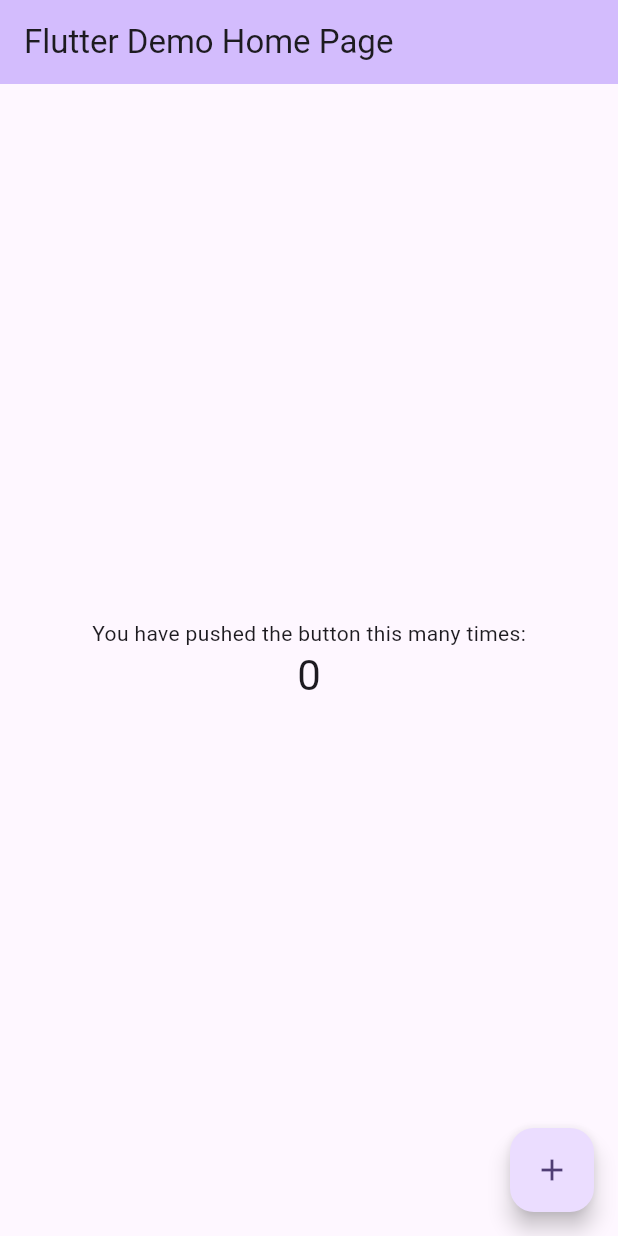
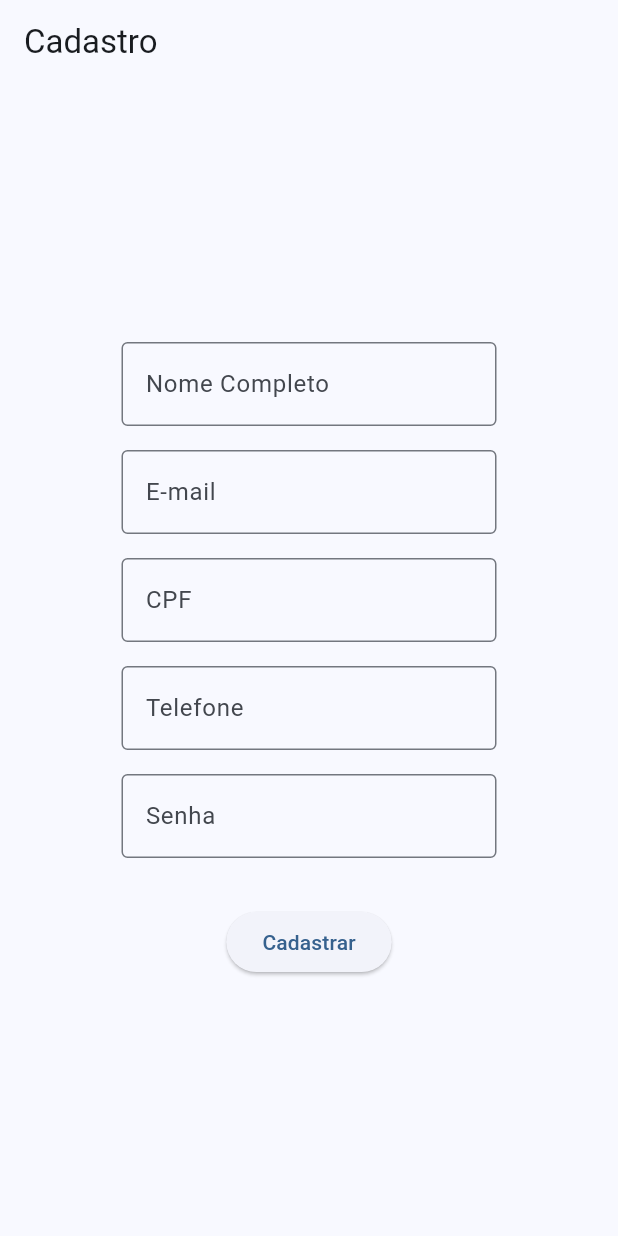
Before and after one commit to MiguelFMont/ES-PI3-2026-T1-G30, a Flutter app: the screen it shows after launch, on a phone screen of 412 x 824 dp. Run offline on Flutter 3.47's test engine with Material 3 defaults, Android fonts, the phone set to English and light mode, and no system bars; our stand-ins replace firebase_core; accounts and stored records are empty.

Commit message:
feat: criar tela de cadastro com campos e AuthRepository

```diff
--- a/mobile/lib/app/app.dart
+++ b/mobile/lib/app/app.dart
@@ -0,0 +1,19 @@
+import 'package:flutter/material.dart';
+import 'routes.dart';
+
+class MesclaInvestApp extends StatelessWidget {
+  const MesclaInvestApp({super.key});
+
+  @override
+  Widget build(BuildContext context) {
+    return MaterialApp(
+      title: 'MesclaInvest',
+      debugShowCheckedModeBanner: false,
+      theme: ThemeData(
+        colorScheme: ColorScheme.fromSeed(seedColor: Colors.blue),
+      ),
+      initialRoute: '/login',
+      routes: AppRoutes.routes,
+    );
+  }
+}
--- a/mobile/lib/app/di.dart
+++ b/mobile/lib/app/di.dart
@@ -0,0 +1 @@
+// Dependency injection — configurar quando os services estiverem prontos
--- a/mobile/lib/app/routes.dart
+++ b/mobile/lib/app/routes.dart
@@ -0,0 +1,10 @@
+import 'package:flutter/material.dart';
+import '../../features/auth/presentation/pages/cadastro_page.dart';
+
+class AppRoutes {
+  static Map<String, WidgetBuilder> routes = {
+    // '/login': (context) => const LoginScreen(),
+    '/login': (context) => const CadastroPage(),
+    // '/home': (context) => const HomeScreen(),
+  };
+}
--- /dev/null
+++ b/mobile/lib/core/network/http_client.dart
@@ -0,0 +1,6 @@
+//criado só para não repitir a URL base sempre
+// Author: Miguel
+// RA: 25014808
+class AppHttpClient{
+  static const String baseUrl = 'http://10.0.2.2:3000';
+}
--- /dev/null
+++ b/mobile/lib/features/auth/data/datasource/auth_datasource.dart
@@ -0,0 +1,42 @@
+//arquivo usado somente para fazer as chamadas HTTP
+// Author: Miguel
+// RA: 25014808
+import 'dart:convert'; // jsonEncode e jsonDecode
+import 'package:http/http.dart' as http; // requisições HTTP
+import '../../../../core/network/http_client.dart'; // AppHttpClient.baseUrl
+
+class AuthDatasource {
+  //login
+  Future<Map<String, dynamic>> login(String email, String password) async {
+    final response = await http.post(
+      Uri.parse('${AppHttpClient.baseUrl}/auth/login'),
+      headers: {'Content-Type': 'application/json'},
+      body: jsonEncode({'email': email, 'password': password}),
+    );
+    return jsonDecode(response.body);
+  }
+
+  //cadastro
+  Future<Map<String, dynamic>> cadastro(
+    String nomeCompleto,
+    String email,
+    String cpf,
+    String telefone,
+    String senha,
+  ) async {
+    final response = await http.post(
+      // converte a URL para URI que é o objeto que o dart aceita
+      Uri.parse('${AppHttpClient.baseUrl}/auth/register'),
+      // informa ao backend que o body é JSON
+      headers: {'Content-Type': 'application/json'},
+      body: jsonEncode({
+        'nomeCompleto': nomeCompleto,
+        'email': email,
+        'cpf': cpf,
+        'telefone': telefone,
+        'senha': senha,
+      }),
+    );
+    return jsonDecode(response.body);
+  }
+}
--- /dev/null
+++ b/mobile/lib/features/auth/data/repositories/auth_repository.dart
@@ -0,0 +1,43 @@
+//autor: Miguel Fernandes Monteiro
+//RA: 25014808
+
+// arquivo criado para processar os dados das chamadas http da pasta datasource
+
+import '../datasource/auth_datasource.dart';
+import '../../domain/models/user_model.dart';
+
+class AuthRepository {
+  final AuthDatasource _datasource = AuthDatasource();
+
+  // Cadastro — converte o Map bruto do datasource para UserModel
+  Future<UserModel> cadastro(
+    String nomeCompleto,
+    String email,
+    String cpf,
+    String telefone,
+    String senha,
+  ) async {
+    try {
+      final data = await _datasource.cadastro(
+        nomeCompleto,
+        email,
+        cpf,
+        telefone,
+        senha,
+      );
+      return UserModel.fromJson(data);
+    } catch (e) {
+      throw Exception('Erro ao realizar cadastro: $e');
+    }
+  }
+
+  // Login — converte o Map bruto do datasource para UserModel
+  Future<UserModel> login(String email, String password) async {
+    try {
+      final data = await _datasource.login(email, password);
+      return UserModel.fromJson(data);
+    } catch (e) {
+      throw Exception('Erro ao realizar login: $e');
+    }
+  }
+}
--- /dev/null
+++ b/mobile/lib/features/auth/domain/models/user_model.dart
@@ -0,0 +1,42 @@
+// Author: Miguel Fernandes Monteiro
+// RA: 25014808
+
+class UserModel {
+  final String id;
+  final String nomeCompleto;
+  final String email;
+  final String cpf;
+  final String telefone;
+
+  UserModel({
+    required this.id,
+    required this.nomeCompleto,
+    required this.email,
+    required this.cpf,
+    required this.telefone,
+  });
+
+  // Converte o JSON da API para um UserModel
+  // Equivalente a um construtor que recebe um objeto JS
+  factory UserModel.fromJson(Map<String, dynamic> json) {
+    return UserModel(
+      id: json['id'],
+      nomeCompleto: json['nomeCompleto'],
+      email: json['email'],
+      cpf: json['cpf'],
+      telefone: json['telefone'],
+    );
+  }
+
+  // Converte o UserModel para JSON para enviar à API
+  // Equivalente ao JSON.stringify() no JavaScript
+  Map<String, dynamic> toJson() {
+    return {
+      'id': id,
+      'nomeCompleto': nomeCompleto,
+      'email': email,
+      'cpf': cpf,
+      'telefone': telefone,
+    };
+  }
+}
--- /dev/null
+++ b/mobile/lib/features/auth/presentation/pages/cadastro_page.dart
@@ -0,0 +1,103 @@
+// Autor: Miguel Fernandes Monteiro
+// RA: 25014808
+
+import 'package:flutter/material.dart';
+import '../../data/repositories/auth_repository.dart';
+import '../../../../shared/widgets/campo_texto.dart';
+
+class CadastroPage extends StatefulWidget {
+  const CadastroPage({super.key});
+
+  @override
+  State<CadastroPage> createState() => _CadastroPageState();
+}
+
+class _CadastroPageState extends State<CadastroPage> {
+  // Controladores — capturam o texto digitado em cada campo
+  final _nomeController = TextEditingController();
+  final _emailController = TextEditingController();
+  final _cpfController = TextEditingController();
+  final _telefoneController = TextEditingController();
+  final _senhaController = TextEditingController();
+
+  final _repository = AuthRepository();
+
+  // Controla o estado de carregamento (Future pendente)
+  bool _isLoading = false;
+
+  Future<void> _cadastrar() async {
+    setState(() => _isLoading = true);
+
+    try {
+      await _repository.cadastro(
+        _nomeController.text,
+        _emailController.text,
+        _cpfController.text,
+        _telefoneController.text,
+        _senhaController.text,
+      );
+
+      // Verifica se o widget ainda está na tela antes de usar context
+      if (!mounted) return;
+      Navigator.pushReplacementNamed(context, '/login');
+    } catch (e) {
+      if (!mounted) return;
+      ScaffoldMessenger.of(
+        context,
+      ).showSnackBar(SnackBar(content: Text(e.toString())));
+    } finally {
+      setState(() => _isLoading = false);
+    }
+    //O mounted é uma propriedade do StatefulWidget que retorna true se o widget ainda está ativo na tela.
+    //Se o usuário saiu da tela enquanto a requisição estava rodando,
+    //o mounted será false e o código para antes de usar o context
+  }
+
+  @override
+  Widget build(BuildContext context) {
+    return Scaffold(
+      appBar: AppBar(title: const Text('Cadastro')),
+      body: Center(
+        child: Column(
+          mainAxisAlignment: MainAxisAlignment.center,
+          crossAxisAlignment: CrossAxisAlignment.center,
+          children: [
+            CampoTexto(controller: _nomeController, label: 'Nome Completo'),
+            SizedBox(height: 16),
+            CampoTexto(
+              controller: _emailController,
+              label: 'E-mail',
+              keyboardType: TextInputType.emailAddress,
+            ),
+            SizedBox(height: 16),
+            CampoTexto(
+              controller: _cpfController,
+              label: 'CPF',
+              keyboardType: TextInputType.number,
+            ),
+            SizedBox(height: 16),
+            CampoTexto(
+              controller: _telefoneController,
+              label: 'Telefone',
+              keyboardType: TextInputType.phone,
+            ),
+            SizedBox(height: 16),
+            CampoTexto(
+              controller: _senhaController,
+              label: 'Senha',
+              obscureText: true,
+            ),
+            SizedBox(height: 32),
+            // Mostra spinner enquanto aguarda a API (Future pendente)
+            _isLoading
+                ? const CircularProgressIndicator()
+                : ElevatedButton(
+                    onPressed: _cadastrar,
+                    child: const Text('Cadastrar'),
+                  ),
+          ],
+        ),
+      ),
+    );
+  }
+}
--- a/mobile/lib/main.dart
+++ b/mobile/lib/main.dart
@@ -1,122 +1,9 @@
+import 'package:firebase_core/firebase_core.dart';
 import 'package:flutter/material.dart';
+import 'package:mobile/app/app.dart';
 
-void main() {
-  runApp(const MyApp());
+void main() async {
+  WidgetsFlutterBinding.ensureInitialized();
+  await Firebase.initializeApp();
+  runApp(const MesclaInvestApp());
 }
-
-class MyApp extends StatelessWidget {
-  const MyApp({super.key});
-
-  // This widget is the root of your application.
-  @override
-  Widget build(BuildContext context) {
-    return MaterialApp(
-      title: 'Flutter Demo',
-      theme: ThemeData(
-        // This is the theme of your application.
-        //
-        // TRY THIS: Try running your application with "flutter run". You'll see
-        // the application has a purple toolbar. Then, without quitting the app,
-        // try changing the seedColor in the colorScheme below to Colors.green
-        // and then invoke "hot reload" (save your changes or press the "hot
-        // reload" button in a Flutter-supported IDE, or press "r" if you used
-        // the command line to start the app).
-        //
-        // Notice that the counter didn't reset back to zero; the application
-        // state is not lost during the reload. To reset the state, use hot
-        // restart instead.
-        //
-        // This works for code too, not just values: Most code changes can be
-        // tested with just a hot reload.
-        colorScheme: .fromSeed(seedColor: Colors.deepPurple),
-      ),
-      home: const MyHomePage(title: 'Flutter Demo Home Page'),
-    );
-  }
-}
-
-class MyHomePage extends StatefulWidget {
-  const MyHomePage({super.key, required this.title});
-
-  // This widget is the home page of your application. It is stateful, meaning
-  // that it has a State object (defined below) that contains fields that affect
-  // how it looks.
-
-  // This class is the configuration for the state. It holds the values (in this
-  // case the title) provided by the parent (in this case the App widget) and
-  // used by the build method of the State. Fields in a Widget subclass are
-  // always marked "final".
-
-  final String title;
-
-  @override
-  State<MyHomePage> createState() => _MyHomePageState();
-}
-
-class _MyHomePageState extends State<MyHomePage> {
-  int _counter = 0;
-
-  void _incrementCounter() {
-    setState(() {
-      // This call to setState tells the Flutter framework that something has
-      // changed in this State, which causes it to rerun the build method below
-      // so that the display can reflect the updated values. If we changed
-      // _counter without calling setState(), then the build method would not be
-      // called again, and so nothing would appear to happen.
-      _counter++;
-    });
-  }
-
-  @override
-  Widget build(BuildContext context) {
-    // This method is rerun every time setState is called, for instance as done
-    // by the _incrementCounter method above.
-    //
-    // The Flutter framework has been optimized to make rerunning build methods
-    // fast, so that you can just rebuild anything that needs updating rather
-    // than having to individually change instances of widgets.
-    return Scaffold(
-      appBar: AppBar(
-        // TRY THIS: Try changing the color here to a specific color (to
-        // Colors.amber, perhaps?) and trigger a hot reload to see the AppBar
-        // change color while the other colors stay the same.
-        backgroundColor: Theme.of(context).colorScheme.inversePrimary,
-        // Here we take the value from the MyHomePage object that was created by
-        // the App.build method, and use it to set our appbar title.
-        title: Text(widget.title),
-      ),
-      body: Center(
-        // Center is a layout widget. It takes a single child and positions it
-        // in the middle of the parent.
-        child: Column(
-          // Column is also a layout widget. It takes a list of children and
-          // arranges them vertically. By default, it sizes itself to fit its
-          // children horizontally, and tries to be as tall as its parent.
-          //
-          // Column has various properties to control how it sizes itself and
-          // how it positions its children. Here we use mainAxisAlignment to
-          // center the children vertically; the main axis here is the vertical
-          // axis because Columns are vertical (the cross axis would be
-          // horizontal).
-          //
-          // TRY THIS: Invoke "debug painting" (choose the "Toggle Debug Paint"
-          // action in the IDE, or press "p" in the console), to see the
-          // wireframe for each widget.
-          mainAxisAlignment: .center,
-          children: [
-            const Text('You have pushed the button this many times:'),
-            Text(
-              '$_counter',
-              style: Theme.of(context).textTheme.headlineMedium,
-            ),
-          ],
-        ),
-      ),
-      floatingActionButton: FloatingActionButton(
-        onPressed: _incrementCounter,
-        tooltip: 'Increment',
-        child: const Icon(Icons.add),
-      ),
-    );
-  }
-}
--- /dev/null
+++ b/mobile/lib/shared/widgets/campo_texto.dart
@@ -0,0 +1,32 @@
+import 'package:flutter/material.dart';
+
+class CampoTexto extends StatelessWidget {
+  final TextEditingController controller;
+  final String label;
+  final TextInputType? keyboardType;
+  final bool obscureText;
+
+  const CampoTexto({
+    super.key,
+    required this.controller,
+    required this.label,
+    this.keyboardType,
+    this.obscureText = false,
+  });
+
+  @override
+  Widget build(BuildContext context) {
+    return SizedBox(
+      width: 250,
+      child: TextField(
+        controller: controller,
+        keyboardType: keyboardType,
+        obscureText: obscureText,
+        decoration: InputDecoration(
+          border: OutlineInputBorder(),
+          labelText: label,
+        ),
+      ),
+    );
+  }
+}
```
Also changed, not shown: 5 other files.
